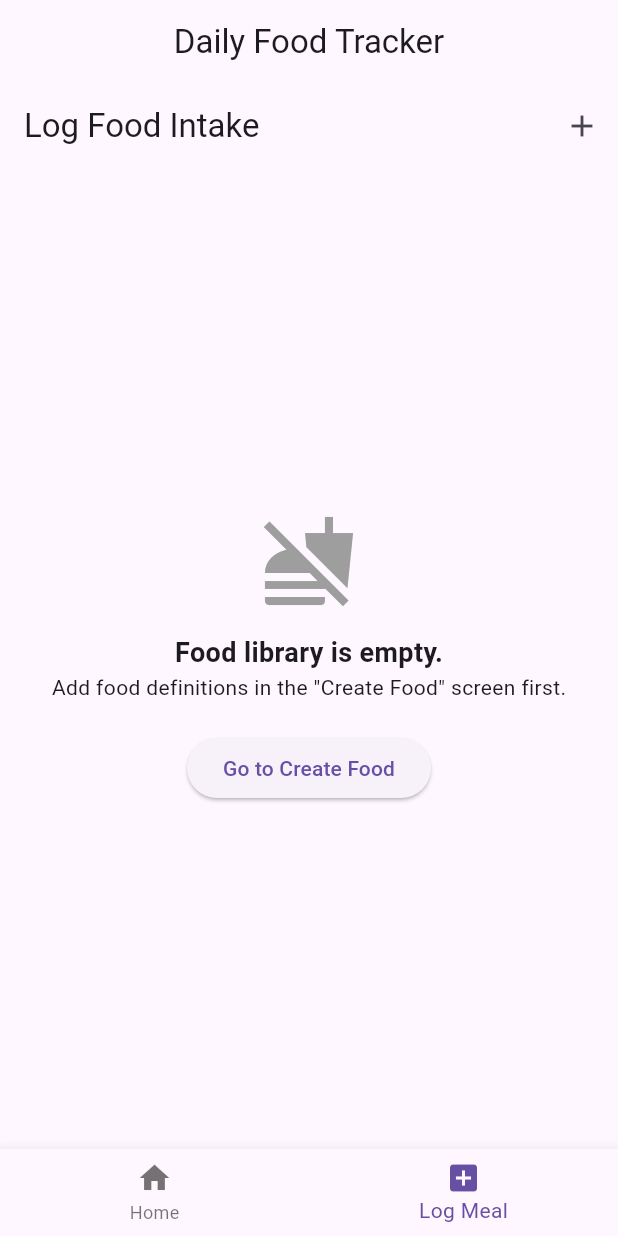
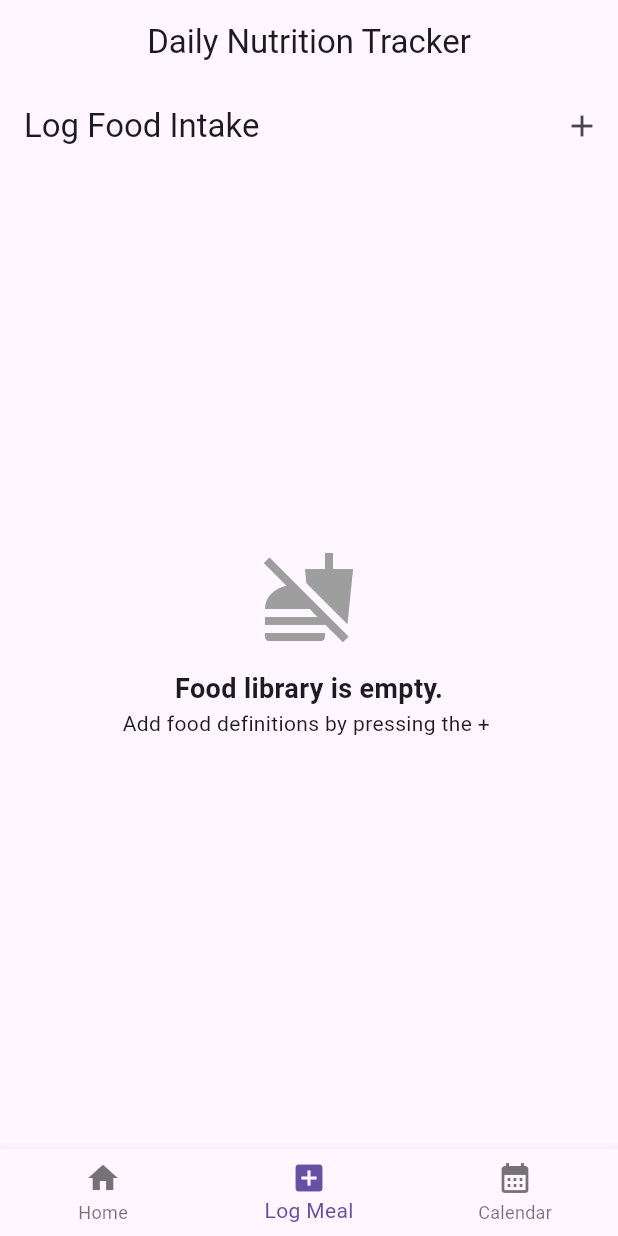
Before and after one commit to LoreleiP54/Daily-Food-Tracker, a Flutter app: the screen it shows after launch, item 2 of the bottom bar chosen, on a phone screen of 412 x 824 dp. Run offline on Flutter 3.47's test engine with Material 3 defaults, Android fonts, the phone set to English and light mode, and no system bars; our stand-ins replace shared_preferences, table_calendar.

Commit message:
broken navigations fixed, day information added to model+provider, calendar added

```diff
--- a/lib/main.dart
+++ b/lib/main.dart
@@ -21,13 +21,11 @@ class FoodTrackerApp extends StatelessWidget {
   Widget build(BuildContext context) {
     return MaterialApp(
       debugShowCheckedModeBanner: false,
-      title: 'Daily Food Tracker',
+      title: 'Daily Nutrition Tracker',
       theme: ThemeData(primarySwatch: Colors.red),
       initialRoute: '/',
       routes: {
         '/': (context) => const AppShell(),
-        '/add-food': (context) => const AddFoodScreen(),
-        '/log-intake': (context) => const LogIntakeScreen(),
       },
     );
   }
--- a/lib/models/food_item.dart
+++ b/lib/models/food_item.dart
@@ -5,6 +5,8 @@ class FoodItem {
   final double protein;
   final double fat;
   final double carbs;
+  final DateTime loggedDate;
+
   double servings;
   double totalCalories;
   double totalProtein;
@@ -18,6 +20,7 @@ class FoodItem {
     required this.protein,
     required this.fat,
     required this.carbs,
+    required this.loggedDate,
     this.servings = 1.0,
     this.totalCalories = 0,
     this.totalProtein = 0,
@@ -34,6 +37,7 @@ class FoodItem {
       'fat': fat,
       'carbs': carbs,
       'servings': servings,
+      'loggedDate': loggedDate.toIso8601String(),
     };
   }
 
@@ -46,6 +50,7 @@ class FoodItem {
       fat: map['fat'],
       carbs: map['carbs'],
       servings: map['servings'],
+      loggedDate: DateTime.parse(map['loggedDate']),
     );
   }
 }
--- a/lib/screens/app_shell.dart
+++ b/lib/screens/app_shell.dart
@@ -2,7 +2,7 @@ import 'package:flutter/material.dart';
 import '../screens/log_intake_screen.dart';
 import '../screens/add_new_food.dart';
 import '../screens/home_screen.dart';
-
+import '../screens/calendar_screen.dart';
 // ─── App Shell (tab controller) ─────────────────────────────────────────────
 
 class AppShell extends StatefulWidget {
@@ -15,16 +15,22 @@ class AppShell extends StatefulWidget {
 class _AppShellState extends State<AppShell> {
   int _selectedIndex = 0;
 
-  final List<Widget> _screens = const [
-    HomeScreen(),
-    LogIntakeScreen(),
+  void _switchTab(int index) {
+    setState(() => _selectedIndex = index);
+  }
+
+  List<Widget> get _screens => [
+    const HomeScreen(),
+    LogIntakeScreen(onSwitchTab: _switchTab),
+    const CalendarScreen(),
   ];
+
 
   @override
   Widget build(BuildContext context) {
     return Scaffold(
       appBar: AppBar(
-        title: const Text('Daily Food Tracker'),
+        title: const Text('Daily Nutrition Tracker'),
         centerTitle: true,
       ),
       body: _screens[_selectedIndex],
@@ -34,7 +40,8 @@ class _AppShellState extends State<AppShell> {
         items: const [
           BottomNavigationBarItem(icon: Icon(Icons.home), label: 'Home'),
           BottomNavigationBarItem(icon: Icon(Icons.add_box), label: 'Log Meal'),
-
+          BottomNavigationBarItem(icon: Icon(Icons.calendar_month), label: 'Calendar',
+          ),
         ],
       ),
     );
--- a/lib/screens/log_intake_screen.dart
+++ b/lib/screens/log_intake_screen.dart
@@ -2,9 +2,11 @@ import 'package:flutter/material.dart';
 import 'package:provider/provider.dart';
 import '../providers/nutrition_provider.dart';
 import '../models/food_item.dart';
+import 'add_new_food.dart';
 
 class LogIntakeScreen extends StatelessWidget {
-  const LogIntakeScreen({super.key});
+  final void Function(int) onSwitchTab;
+  const LogIntakeScreen({super.key, required this.onSwitchTab});
 
   void _showServingsDialog(BuildContext context, FoodItem food) {
     final TextEditingController servingsController = TextEditingController(
@@ -53,7 +55,6 @@ class LogIntakeScreen extends StatelessWidget {
               ).logConsumption(food, servings);
 
               Navigator.pop(buildContext);
-              Navigator.pop(context);
             },
             child: const Text('Add to Daily Log'),
           ),
@@ -200,7 +201,10 @@ class LogIntakeScreen extends StatelessWidget {
           IconButton(
             icon: const Icon(Icons.add),
             tooltip: 'Create new food',
-            onPressed: () => Navigator.pushNamed(context, '/add-food'),
+            onPressed: () => Navigator.push(
+              context,
+              MaterialPageRoute(builder: (_) => const AddFoodScreen()),
+            ),
           ),
         ],
       ),
@@ -215,15 +219,8 @@ class LogIntakeScreen extends StatelessWidget {
                     'Food library is empty.',
                     style: TextStyle(fontSize: 18, fontWeight: FontWeight.bold),
                   ),
-                  const Text(
-                    'Add food definitions in the "Create Food" screen first.',
-                  ),
+                  const Text('Add food definitions by pressing the + '),
                   const SizedBox(height: 20),
-                  ElevatedButton(
-                    onPressed: () =>
-                        Navigator.pushReplacementNamed(context, '/add-food'),
-                    child: const Text('Go to Create Food'),
-                  ),
                 ],
               ),
             )
--- a/pubspec.yaml
+++ b/pubspec.yaml
@@ -11,6 +11,7 @@ dependencies:
     sdk: flutter
   provider: ^6.1.2
   shared_preferences: ^2.5.5
+  table_calendar: ^3.1.2
 
 dev_dependencies:
   flutter_test:
```
Also changed, not shown: lib/providers/nutrition_provider.dart (+27 -0 lines), lib/screens/calendar_screen.dart (added, +167 -0 lines), pubspec.lock.
